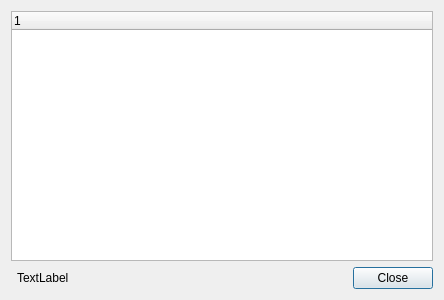
ilia3101/MLV-App, file platform/qt/PixelMapListDialog.ui: the form before one commit.
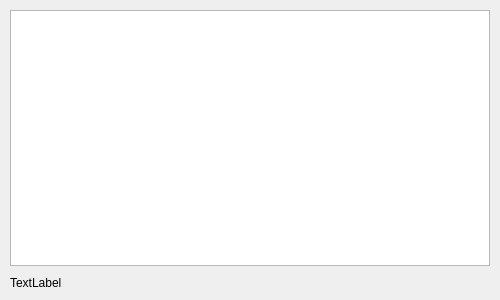
The form after the commit.

Diff of the .ui file:
```diff
--- a/platform/qt/PixelMapListDialog.ui
+++ b/platform/qt/PixelMapListDialog.ui
@@ -6,7 +6,7 @@
    <rect>
     <x>0</x>
     <y>0</y>
-    <width>444</width>
+    <width>500</width>
     <height>300</height>
    </rect>
   </property>
@@ -14,8 +14,29 @@
    <string>Installed Focus Pixel Maps</string>
   </property>
   <layout class="QGridLayout" name="gridLayout">
-   <item row="0" column="0" colspan="4">
+   <property name="leftMargin">
+    <number>10</number>
+   </property>
+   <property name="topMargin">
+    <number>10</number>
+   </property>
+   <property name="rightMargin">
+    <number>10</number>
+   </property>
+   <property name="bottomMargin">
+    <number>10</number>
+   </property>
+   <property name="horizontalSpacing">
+    <number>0</number>
+   </property>
+   <property name="verticalSpacing">
+    <number>10</number>
+   </property>
+   <item row="0" column="0" colspan="3">
     <widget class="QTreeWidget" name="treeWidget">
+     <attribute name="headerVisible">
+      <bool>false</bool>
+     </attribute>
      <column>
       <property name="text">
        <string/>
@@ -23,33 +44,19 @@
      </column>
     </widget>
    </item>
-   <item row="1" column="3">
-    <widget class="QPushButton" name="pushButton">
-     <property name="text">
-      <string>Close</string>
-     </property>
-    </widget>
-   </item>
    <item row="1" column="1">
     <widget class="QLabel" name="labelMissing">
+     <property name="sizePolicy">
+      <sizepolicy hsizetype="Expanding" vsizetype="Preferred">
+       <horstretch>0</horstretch>
+       <verstretch>0</verstretch>
+      </sizepolicy>
+     </property>
      <property name="text">
       <string>TextLabel</string>
      </property>
     </widget>
    </item>
-   <item row="1" column="2">
-    <spacer name="horizontalSpacer">
-     <property name="orientation">
-      <enum>Qt::Horizontal</enum>
-     </property>
-     <property name="sizeHint" stdset="0">
-      <size>
-       <width>295</width>
-       <height>20</height>
-      </size>
-     </property>
-    </spacer>
-   </item>
   </layout>
  </widget>
  <resources/>
```
Left out of the diff: 19 changed lines with no effect on the pictures.
